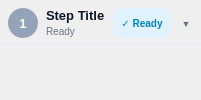
Qt form src/startrails/ui/step.ui (gkyle/startrails) before a commit.
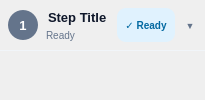
The same form after that commit.

Diff of the .ui file:
```diff
--- a/src/startrails/ui/step.ui
+++ b/src/startrails/ui/step.ui
@@ -18,7 +18,7 @@
     border-color: #cbd5e1;
 }
 QPushButton#toggle {
-    border: none;
+    border: 2px solid transparent;
     background: transparent;
     text-align: left;
     padding: 0px;
@@ -39,7 +39,8 @@
 QWidget#body {
     border-top: 1px solid #f1f5f9;
     background: transparent;
-}</string>
+}
+QPushButton#toggle:focus:enabled { border-color: #0f172a; }</string>
   </property>
   <layout class="QVBoxLayout" name="cardLayout">
    <property name="spacing">
@@ -106,14 +107,14 @@
         </property>
         <property name="styleSheet">
          <string notr="true">QLabel#number {
-           background-color: #94a3b8;
+           background-color: #64748b;
            color: #ffffff;
            border: none;
            border-radius: 15px;
            font-weight: bold;
            font-size: 13px;
        }
-       QLabel#number[stepStatus="ready"] { background-color: #0284c7; }
+       QLabel#number[stepStatus="ready"] { background-color: #0369a1; }
        QLabel#number[stepStatus="done"] { background-color: #1e293b; }
        QLabel#number[stepStatus="running"] { background-color: #b45309; }</string>
         </property>
@@ -184,7 +185,7 @@
         <property name="styleSheet">
          <string notr="true">QLabel#statusBadge {
            background-color: #e0f2fe;
-           color: #0284c7;
+           color: #0369a1;
            border-radius: 9px;
            font-weight: 600;
            font-size: 10px;
```
